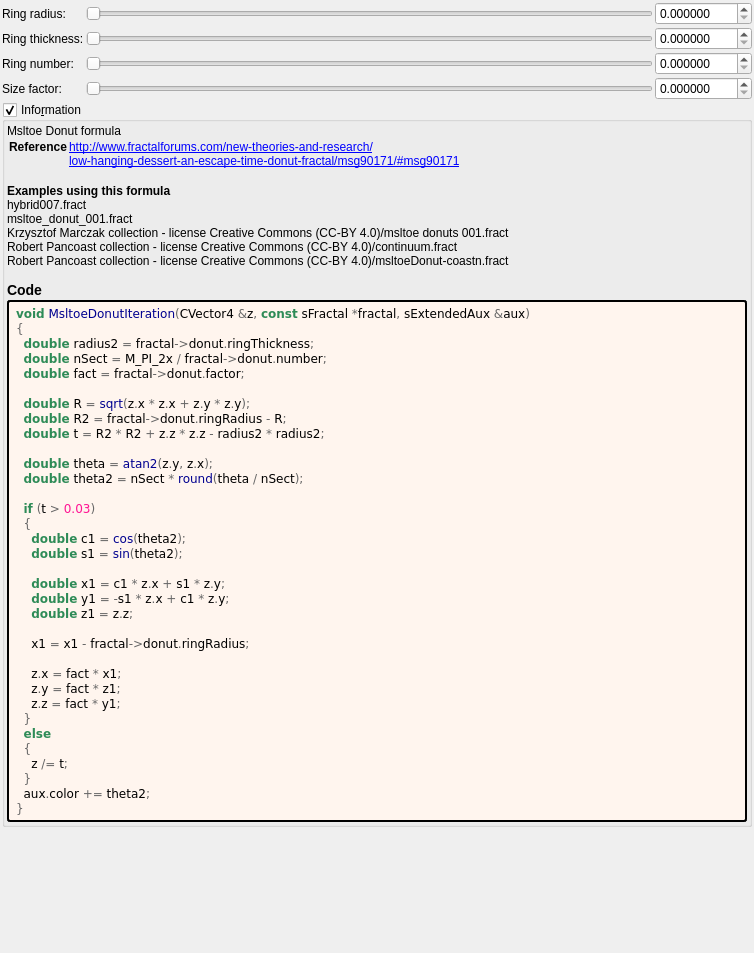
First picture: the form in mandelbulber2/formula/ui/fractal_msltoe_donut.ui, repository buddhi1980/mandelbulber2, before the edit.
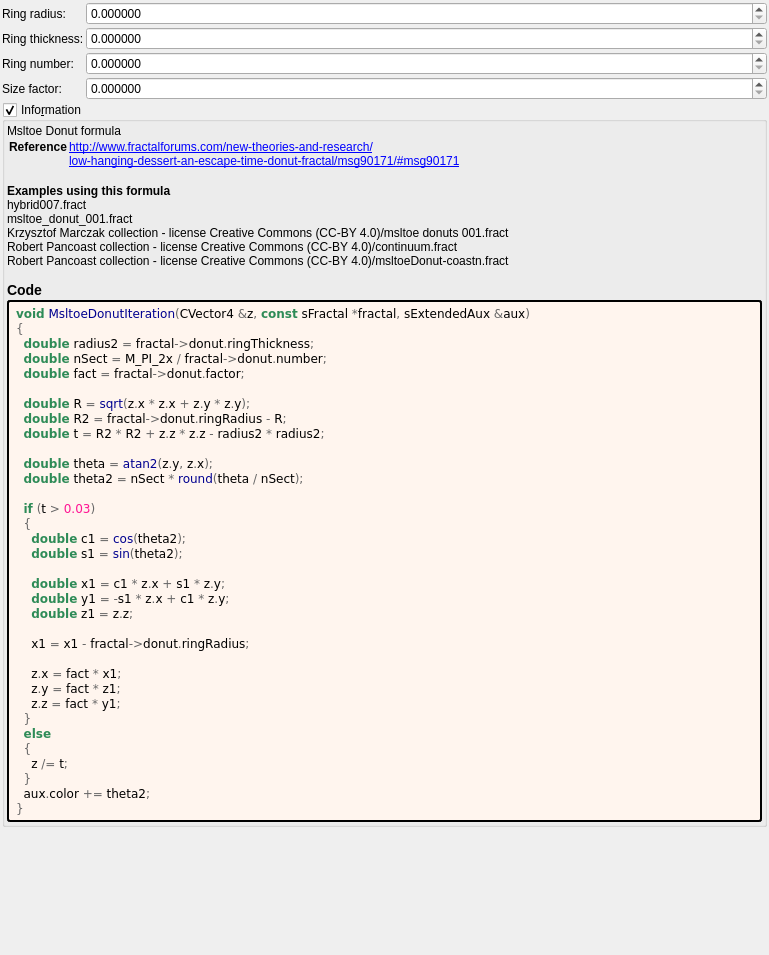
Second picture: the form after the edit. Custom widgets are drawn as their Qt base class.

What changed in the file:
```diff
--- a/mandelbulber2/formula/ui/fractal_msltoe_donut.ui
+++ b/mandelbulber2/formula/ui/fractal_msltoe_donut.ui
@@ -6,8 +6,8 @@
    <rect>
     <x>0</x>
     <y>0</y>
-    <width>754</width>
-    <height>953</height>
+    <width>769</width>
+    <height>955</height>
    </rect>
   </property>
   <property name="windowTitle">
@@ -30,162 +30,14 @@
     <number>2</number>
    </property>
    <item>
-    <layout class="QGridLayout" name="gridLayout_2">
+    <layout class="QGridLayout" name="gridLayout_2" columnstretch="0,1">
      <property name="spacing">
       <number>2</number>
      </property>
-     <item row="2" column="2">
-      <widget class="MyDoubleSpinBox" name="spinbox_donut_number">
-       <property name="sizePolicy">
-        <sizepolicy hsizetype="Minimum" vsizetype="Maximum">
-         <horstretch>0</horstretch>
-         <verstretch>0</verstretch>
-        </sizepolicy>
-       </property>
-       <property name="prefix">
-        <string/>
-       </property>
-       <property name="suffix">
-        <string/>
-       </property>
-       <property name="decimals">
-        <number>6</number>
-       </property>
-       <property name="minimum">
-        <double>0.000000000000000</double>
-       </property>
-       <property name="maximum">
-        <double>1000.000000000000000</double>
-       </property>
-       <property name="singleStep">
-        <double>0.100000000000000</double>
-       </property>
-      </widget>
-     </item>
-     <item row="2" column="1">
-      <widget class="QSlider" name="slider_donut_number">
-       <property name="sizePolicy">
-        <sizepolicy hsizetype="Expanding" vsizetype="Maximum">
-         <horstretch>0</horstretch>
-         <verstretch>0</verstretch>
-        </sizepolicy>
-       </property>
-       <property name="maximum">
-        <number>20000000</number>
-       </property>
-       <property name="singleStep">
-        <number>1</number>
-       </property>
-       <property name="orientation">
-        <enum>Qt::Horizontal</enum>
-       </property>
-      </widget>
-     </item>
-     <item row="2" column="0">
-      <widget class="QLabel" name="label_10">
+     <item row="3" column="0">
+      <widget class="QLabel" name="label_11">
        <property name="text">
-        <string>Ring number:</string>
-       </property>
-      </widget>
-     </item>
-     <item row="3" column="1">
-      <widget class="QSlider" name="slider_donut_factor">
-       <property name="sizePolicy">
-        <sizepolicy hsizetype="Expanding" vsizetype="Maximum">
-         <horstretch>0</horstretch>
-         <verstretch>0</verstretch>
-        </sizepolicy>
-       </property>
-       <property name="maximum">
-        <number>20000000</number>
-       </property>
-       <property name="singleStep">
-        <number>1</number>
-       </property>
-       <property name="orientation">
-        <enum>Qt::Horizontal</enum>
-       </property>
-      </widget>
-     </item>
-     <item row="0" column="1">
-      <widget class="QSlider" name="slider_donut_ring_radius">
-       <property name="sizePolicy">
-        <sizepolicy hsizetype="Expanding" vsizetype="Maximum">
-         <horstretch>0</horstretch>
-         <verstretch>0</verstretch>
-        </sizepolicy>
-       </property>
-       <property name="maximum">
-        <number>20000000</number>
-       </property>
-       <property name="singleStep">
-        <number>1</number>
-       </property>
-       <property name="orientation">
-        <enum>Qt::Horizontal</enum>
-       </property>
-      </widget>
-     </item>
-     <item row="0" column="0">
-      <widget class="QLabel" name="label_7">
-       <property name="text">
-        <string>Ring radius:</string>
-       </property>
-      </widget>
-     </item>
-     <item row="3" column="2">
-      <widget class="MyDoubleSpinBox" name="spinbox_donut_factor">
-       <property name="sizePolicy">
-        <sizepolicy hsizetype="Minimum" vsizetype="Maximum">
-         <horstretch>0</horstretch>
-         <verstretch>0</verstretch>
-        </sizepolicy>
-       </property>
-       <property name="prefix">
-        <string/>
-       </property>
-       <property name="suffix">
-        <string/>
-       </property>
-       <property name="decimals">
-        <number>6</number>
-       </property>
-       <property name="minimum">
-        <double>0.000000000000000</double>
-       </property>
-       <property name="maximum">
-        <double>1000.000000000000000</double>
-       </property>
-       <property name="singleStep">
-        <double>0.100000000000000</double>
-       </property>
-      </widget>
-     </item>
-     <item row="0" column="2">
-      <widget class="MyDoubleSpinBox" name="spinbox_donut_ring_radius">
-       <property name="sizePolicy">
-        <sizepolicy hsizetype="Minimum" vsizetype="Maximum">
-         <horstretch>0</horstretch>
-         <verstretch>0</verstretch>
-        </sizepolicy>
-       </property>
-       <property name="prefix">
-        <string/>
-       </property>
-       <property name="suffix">
-        <string/>
-       </property>
-       <property name="decimals">
-        <number>6</number>
-       </property>
-       <property name="minimum">
-        <double>0.000000000000000</double>
-       </property>
-       <property name="maximum">
-        <double>1000.000000000000000</double>
-       </property>
-       <property name="singleStep">
-        <double>0.100000000000000</double>
+        <string>Size factor:</string>
        </property>
       </widget>
      </item>
@@ -197,32 +49,6 @@
       </widget>
      </item>
      <item row="1" column="1">
-      <widget class="QSlider" name="slider_donut_ring_thickness">
-       <property name="sizePolicy">
-        <sizepolicy hsizetype="Expanding" vsizetype="Maximum">
-         <horstretch>0</horstretch>
-         <verstretch>0</verstretch>
-        </sizepolicy>
-       </property>
-       <property name="maximum">
-        <number>20000000</number>
-       </property>
-       <property name="singleStep">
-        <number>1</number>
-       </property>
-       <property name="orientation">
-        <enum>Qt::Horizontal</enum>
-       </property>
-      </widget>
-     </item>
-     <item row="3" column="0">
-      <widget class="QLabel" name="label_11">
-       <property name="text">
-        <string>Size factor:</string>
-       </property>
-      </widget>
-     </item>
-     <item row="1" column="2">
       <widget class="MyDoubleSpinBox" name="spinbox_donut_ring_thickness">
        <property name="sizePolicy">
         <sizepolicy hsizetype="Minimum" vsizetype="Maximum">
@@ -250,6 +76,104 @@
        </property>
       </widget>
      </item>
+     <item row="0" column="1">
+      <widget class="MyDoubleSpinBox" name="spinbox_donut_ring_radius">
+       <property name="sizePolicy">
+        <sizepolicy hsizetype="Minimum" vsizetype="Maximum">
+         <horstretch>0</horstretch>
+         <verstretch>0</verstretch>
+        </sizepolicy>
+       </property>
+       <property name="prefix">
+        <string/>
+       </property>
+       <property name="suffix">
+        <string/>
+       </property>
+       <property name="decimals">
+        <number>6</number>
+       </property>
+       <property name="minimum">
+        <double>0.000000000000000</double>
+       </property>
+       <property name="maximum">
+        <double>1000.000000000000000</double>
+       </property>
+       <property name="singleStep">
+        <double>0.100000000000000</double>
+       </property>
+      </widget>
+     </item>
+     <item row="2" column="1">
+      <widget class="MyDoubleSpinBox" name="spinbox_donut_number">
+       <property name="sizePolicy">
+        <sizepolicy hsizetype="Minimum" vsizetype="Maximum">
+         <horstretch>0</horstretch>
+         <verstretch>0</verstretch>
+        </sizepolicy>
+       </property>
+       <property name="prefix">
+        <string/>
+       </property>
+       <property name="suffix">
+        <string/>
+       </property>
+       <property name="decimals">
+        <number>6</number>
+       </property>
+       <property name="minimum">
+        <double>0.000000000000000</double>
+       </property>
+       <property name="maximum">
+        <double>1000.000000000000000</double>
+       </property>
+       <property name="singleStep">
+        <double>0.100000000000000</double>
+       </property>
+      </widget>
+     </item>
+     <item row="0" column="0">
+      <widget class="QLabel" name="label_7">
+       <property name="text">
+        <string>Ring radius:</string>
+       </property>
+      </widget>
+     </item>
+     <item row="3" column="1">
+      <widget class="MyDoubleSpinBox" name="spinbox_donut_factor">
+       <property name="sizePolicy">
+        <sizepolicy hsizetype="Minimum" vsizetype="Maximum">
+         <horstretch>0</horstretch>
+         <verstretch>0</verstretch>
+        </sizepolicy>
+       </property>
+       <property name="prefix">
+        <string/>
+       </property>
+       <property name="suffix">
+        <string/>
+       </property>
+       <property name="decimals">
+        <number>6</number>
+       </property>
+       <property name="minimum">
+        <double>0.000000000000000</double>
+       </property>
+       <property name="maximum">
+        <double>1000.000000000000000</double>
+       </property>
+       <property name="singleStep">
+        <double>0.100000000000000</double>
+       </property>
+      </widget>
+     </item>
+     <item row="2" column="0">
+      <widget class="QLabel" name="label_10">
+       <property name="text">
+        <string>Ring number:</string>
+       </property>
+      </widget>
+     </item>
     </layout>
    </item>
    <item>
```
Left out of the diff: 6 changed lines with no effect on the pictures.
